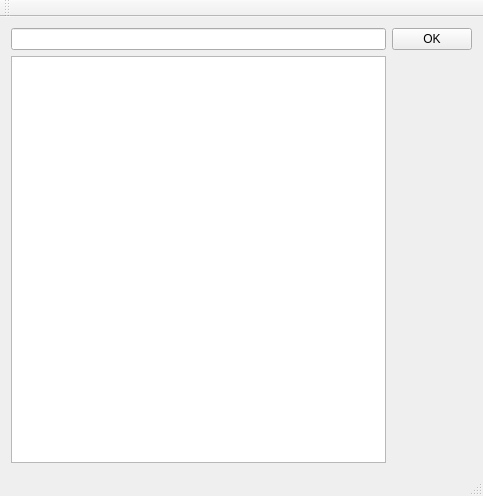
First picture: the form in fexplorer/mainwindow.ui, repository FlorentGuillin/Medium, before the edit.
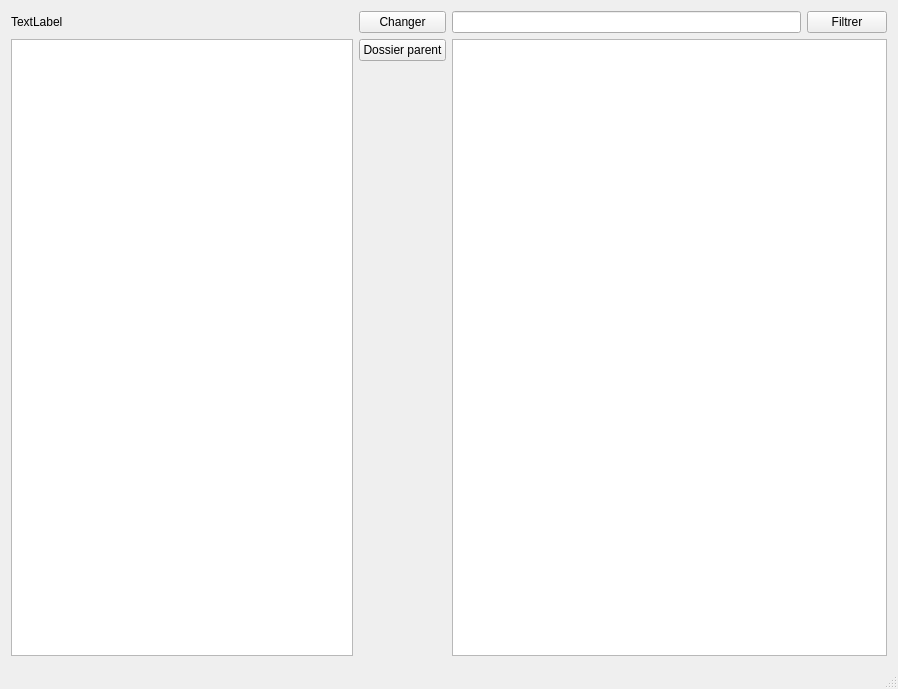
Second picture: the form after the edit.

Commit message: Première version des bookmarks avec SQLite, ajout des fonctionnalités sur les bookmarks dans la soirée

```diff
--- a/fexplorer/mainwindow.ui
+++ b/fexplorer/mainwindow.ui
@@ -6,8 +6,8 @@
    <rect>
     <x>0</x>
     <y>0</y>
-    <width>483</width>
-    <height>496</height>
+    <width>898</width>
+    <height>689</height>
    </rect>
   </property>
   <property name="windowTitle">
@@ -15,21 +15,60 @@
   </property>
   <widget class="QWidget" name="centralWidget">
    <layout class="QGridLayout" name="gridLayout">
-    <item row="0" column="1">
-     <widget class="QPushButton" name="pushButton">
-      <property name="text">
-       <string>OK</string>
-      </property>
-     </widget>
-    </item>
-    <item row="0" column="0">
-     <widget class="QLineEdit" name="pathLineEdit"/>
+    <item row="1" column="1">
+     <layout class="QGridLayout" name="bookmarkLayout">
+      <item row="0" column="0">
+       <widget class="QLineEdit" name="filter_lineEdit"/>
+      </item>
+      <item row="0" column="1">
+       <widget class="QPushButton" name="filterButton">
+        <property name="text">
+         <string>Filtrer</string>
+        </property>
+       </widget>
+      </item>
+      <item row="2" column="0" colspan="2">
+       <widget class="QListWidget" name="bookmark_listWidget"/>
+      </item>
+     </layout>
     </item>
     <item row="1" column="0">
-     <widget class="QTreeView" name="fsTreeView"/>
+     <layout class="QGridLayout" name="explorerLayout">
+      <item row="0" column="0">
+       <widget class="QLabel" name="pathLine">
+        <property name="maximumSize">
+         <size>
+          <width>300</width>
+          <height>300</height>
+         </size>
+        </property>
+        <property name="text">
+         <string>TextLabel</string>
+        </property>
+       </widget>
+      </item>
+      <item row="0" column="1">
+       <widget class="QPushButton" name="changeDirButton">
+        <property name="text">
+         <string>Changer</string>
+        </property>
+       </widget>
+      </item>
+      <item row="1" column="1">
+       <widget class="QPushButton" name="parentDirButton">
+        <property name="text">
+         <string>Dossier parent</string>
+        </property>
+       </widget>
+      </item>
+      <item row="1" column="0" rowspan="2">
+       <widget class="QTreeView" name="fsTreeView"/>
+      </item>
+     </layout>
     </item>
    </layout>
   </widget>
+  <widget class="QStatusBar" name="statusBar"/>
   <widget class="QMenuBar" name="menuBar">
    <property name="geometry">
     <rect>
@@ -40,15 +79,6 @@
     </rect>
    </property>
   </widget>
-  <widget class="QToolBar" name="mainToolBar">
-   <attribute name="toolBarArea">
-    <enum>TopToolBarArea</enum>
-   </attribute>
-   <attribute name="toolBarBreak">
-    <bool>false</bool>
-   </attribute>
-  </widget>
-  <widget class="QStatusBar" name="statusBar"/>
  </widget>
  <layoutdefault spacing="6" margin="11"/>
  <resources/>
```
Left out of the diff: 4 changed lines with no effect on the pictures. The commit also changes 8 other files.
